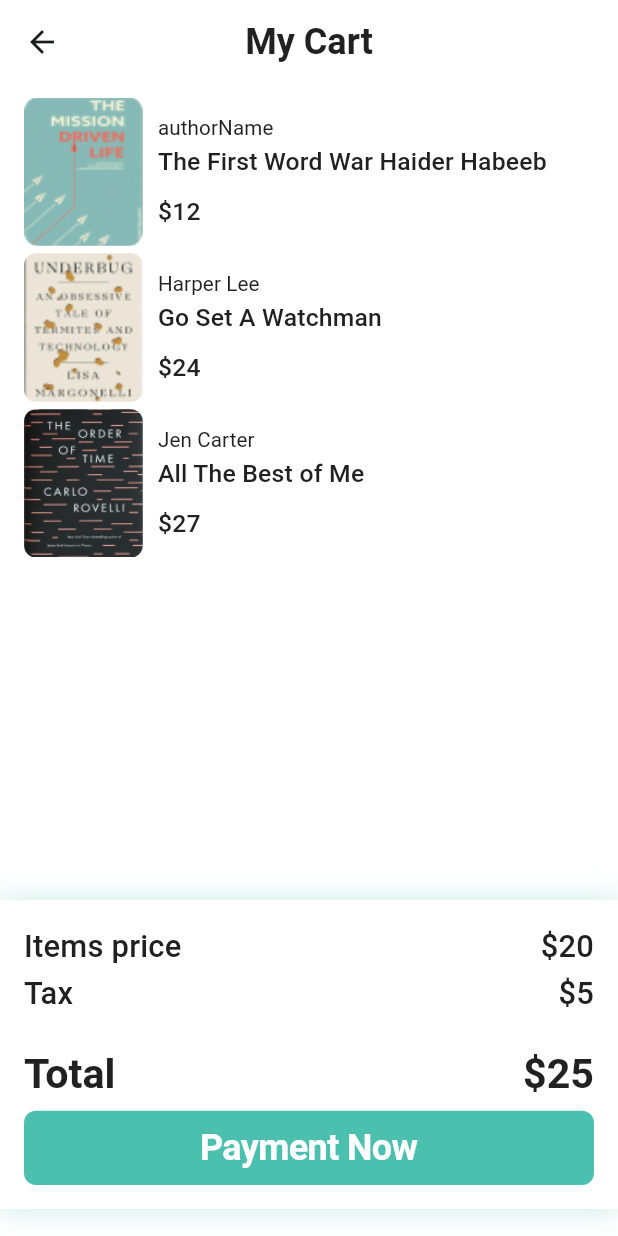
After one commit to Xx-COBA-xX/BookShelf_App, a Flutter app: the CartScreen screen opened directly, on a phone screen of 412 x 824 dp. The commit adds this screen. Run offline on Flutter 3.47's test engine with Material 2 defaults, Android fonts, the phone set to English and light mode, and no system bars; our stand-ins replace bloc, firebase_auth, firebase_core, flutter_bloc, flutter_svg, get and 2 more; accounts and stored records are empty.

Commit message:
build cart screen

```diff
--- a/lib/screens/cart/cart_screen.dart
+++ b/lib/screens/cart/cart_screen.dart
@@ -1,14 +1,19 @@
 import 'package:flutter/material.dart';
+import 'package:my_library_app/screens/cart/widgets/build_cart_body.dart';
+import 'package:my_library_app/screens/widgets/custom_app_bar.dart';
 
 class CartScreen extends StatelessWidget {
   const CartScreen({super.key});
 
   @override
   Widget build(BuildContext context) {
-    return const Scaffold(
-      body: Center(
-        child: Text("Cart Screen"),
+    return SafeArea(
+      child: Scaffold(
+        appBar: const MyCustomAppBar(title: "My Cart"),
+        body: BuildCartBodyWidget(),
       ),
     );
   }
 }
+
+// ignore: must_be_immutable
--- /dev/null
+++ b/lib/screens/cart/widgets/build_cart_body.dart
@@ -0,0 +1,25 @@
+import 'package:flutter/material.dart';
+
+import '../../../data/model/book_model/book_model.dart';
+import '../../../data/model/book_model/trending_book.dart';
+import 'build_cart_payment_container.dart';
+import 'build_mycart_books.dart';
+
+class BuildCartBodyWidget extends StatelessWidget {
+  BuildCartBodyWidget({super.key});
+
+  final List<Book> cartBooks = TrendingBooks().trendingBooks;
+
+  @override
+  Widget build(BuildContext context) {
+    return Stack(
+      children: [
+        BuildMyCartBooks(myBooks: cartBooks),
+        const Positioned(
+          bottom: 18,
+          child: BuildCartPaymentContainer(),
+        ),
+      ],
+    );
+  }
+}
--- /dev/null
+++ b/lib/screens/cart/widgets/build_cart_payment_container.dart
@@ -0,0 +1,91 @@
+import 'package:flutter/material.dart';
+
+import '../../../constants/colos.dart';
+import '../../auth/widgets/custom_button.dart';
+
+class BuildCartPaymentContainer extends StatelessWidget {
+  const BuildCartPaymentContainer({super.key});
+  @override
+  Widget build(BuildContext context) {
+    final Size size = MediaQuery.of(context).size;
+
+    return Container(
+      padding: const EdgeInsets.all(16),
+      width: size.width,
+      height: size.height * 0.25,
+      decoration: BoxDecoration(
+        color: white,
+        boxShadow: [
+          BoxShadow(
+            color: kPrimaryColor.withOpacity(0.3),
+            offset: const Offset(0, 0),
+            blurRadius: 15,
+            spreadRadius: 1,
+          ),
+        ],
+      ),
+      child: Column(
+        children: [
+          Row(
+            mainAxisAlignment: MainAxisAlignment.spaceBetween,
+            children: [
+              Text(
+                'Items price',
+                style: Theme.of(context)
+                    .textTheme
+                    .titleMedium!
+                    .copyWith(fontSize: size.height / 40),
+              ),
+              Text(
+                '\$20',
+                style: Theme.of(context)
+                    .textTheme
+                    .titleMedium!
+                    .copyWith(fontSize: size.height / 40),
+              ),
+            ],
+          ),
+          Row(
+            mainAxisAlignment: MainAxisAlignment.spaceBetween,
+            children: [
+              Text(
+                'Tax',
+                style: Theme.of(context)
+                    .textTheme
+                    .titleMedium!
+                    .copyWith(fontSize: size.height / 40),
+              ),
+              Text(
+                '\$5',
+                style: Theme.of(context)
+                    .textTheme
+                    .titleMedium!
+                    .copyWith(fontSize: size.height / 40),
+              ),
+            ],
+          ),
+          const Spacer(),
+          Row(
+            mainAxisAlignment: MainAxisAlignment.spaceBetween,
+            children: [
+              Text(
+                'Total',
+                style: Theme.of(context).textTheme.titleLarge!.copyWith(
+                    fontSize: size.height / 30, color: kTitleTextColor),
+              ),
+              Text(
+                '\$25',
+                style: Theme.of(context).textTheme.titleLarge!.copyWith(
+                    fontSize: size.height / 30, color: kTitleTextColor),
+              ),
+            ],
+          ),
+          const SizedBox(
+            height: 7,
+          ),
+          const CustomButton(buttonLabel: "Payment Now"),
+        ],
+      ),
+    );
+  }
+}
--- /dev/null
+++ b/lib/screens/cart/widgets/build_mycart_books.dart
@@ -0,0 +1,30 @@
+import 'package:flutter/material.dart';
+
+import '../../../data/model/book_model/book_model.dart';
+import '../../home/widgets/build_onreading_book_item.dart';
+
+class BuildMyCartBooks extends StatelessWidget {
+  final List<Book> myBooks;
+
+  const BuildMyCartBooks({super.key, required this.myBooks});
+  @override
+  Widget build(BuildContext context) {
+    return ListView.separated(
+      physics: const BouncingScrollPhysics(),
+      scrollDirection: Axis.vertical,
+      itemBuilder: (context, index) {
+        return BookItem(
+          book: myBooks[index],
+          isBestSellerSection: true,
+          isLendingSection: true,
+        );
+      },
+      itemCount: myBooks.length,
+      separatorBuilder: (BuildContext context, int index) {
+        return const SizedBox(
+          height: 5,
+        );
+      },
+    );
+  }
+}
--- a/lib/screens/home/widgets/build_onreading_book_item.dart
+++ b/lib/screens/home/widgets/build_onreading_book_item.dart
@@ -1,5 +1,6 @@
 // ignore_for_file: unused_local_variable, non_constant_identifier_names
 
+import 'package:flutter/cupertino.dart';
 import 'package:flutter/material.dart';
 
 import '../../../constants/colos.dart';
@@ -7,7 +8,10 @@ import '../../../data/model/book_model/book_model.dart';
 
 class BookItem extends StatelessWidget {
   const BookItem(
-      {super.key, required this.book,  this.isBestSellerSection = false, this.isLendingSection = false});
+      {super.key,
+      required this.book,
+      this.isBestSellerSection = false,
+      this.isLendingSection = false});
   final Book book;
   final bool isBestSellerSection;
   final bool isLendingSection;
@@ -24,7 +28,7 @@ class BookItem extends StatelessWidget {
       ),
       margin: const EdgeInsets.only(left: 16),
       width: MediaQuery.of(context).size.width * x,
-      height: MediaQuery.of(context).size.height*0.12,
+      height: MediaQuery.of(context).size.height * 0.12,
       child: Row(
         children: [
           Expanded(
@@ -39,7 +43,7 @@ class BookItem extends StatelessWidget {
             ),
           ),
           Expanded(
-            flex: isLendingSection? 8: 4,
+            flex: isLendingSection ? 8 : 4,
             child: Container(
               padding: EdgeInsets.only(
                 top: MediaQuery.of(context).size.height / 80,
@@ -53,16 +57,16 @@ class BookItem extends StatelessWidget {
                 crossAxisAlignment: CrossAxisAlignment.start,
                 children: [
                   Text(
+                    book.authorName,
+                    style: Theme.of(context).textTheme.titleSmall!.copyWith(
+                        fontSize: MediaQuery.of(context).size.height / 60),
+                  ),
+                  Text(
                     book.title,
                     style: Theme.of(context).textTheme.titleMedium!.copyWith(
                         fontSize: MediaQuery.of(context).size.height / 50),
                     maxLines: 1,
                     overflow: TextOverflow.ellipsis,
-                  ),
-                  Text(
-                    book.authorName,
-                    style: Theme.of(context).textTheme.titleSmall!.copyWith(
-                        fontSize: MediaQuery.of(context).size.height / 60),
                   ),
                   const Spacer(),
                   isBestSellerSection
--- a/lib/screens/library/library_screen.dart
+++ b/lib/screens/library/library_screen.dart
@@ -7,7 +7,7 @@ class LibraryScreen extends StatelessWidget {
   @override
   Widget build(BuildContext context) {
     return const Scaffold(
-      appBar: MyCustomAppBar(title: "Library"),
+      appBar: MyCustomAppBar(title: "My Library"),
       body: Center(
         child: Text("Library screen"),
       ),
```
Also changed, not shown: lib/screens/widgets/custom_app_bar.dart (+5 -4 lines).
